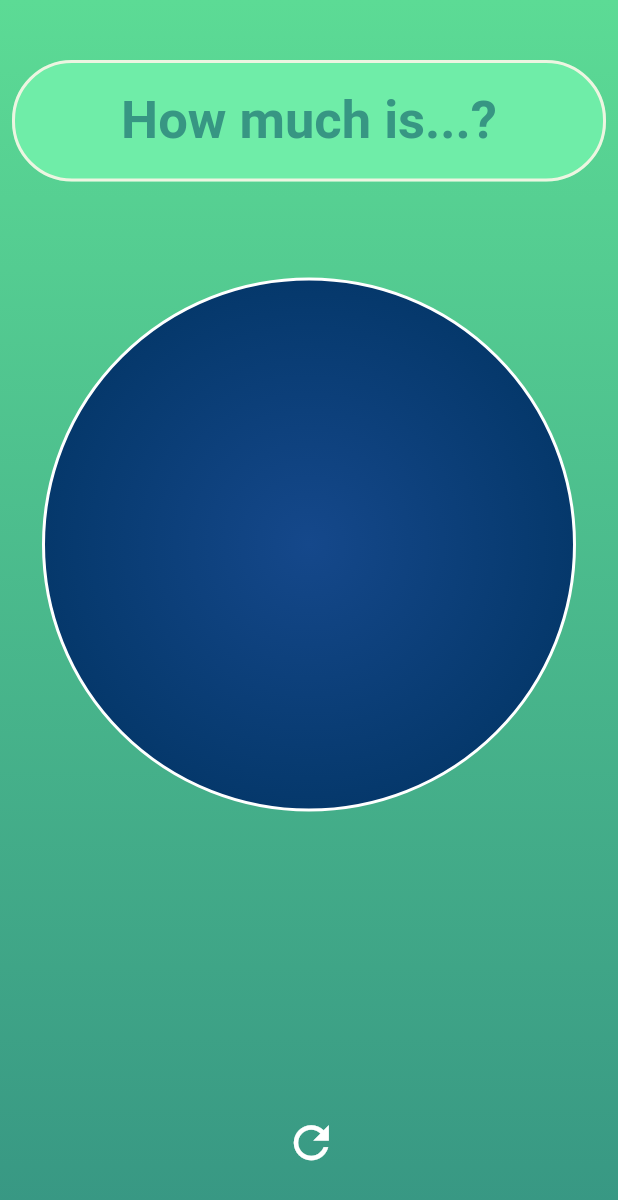
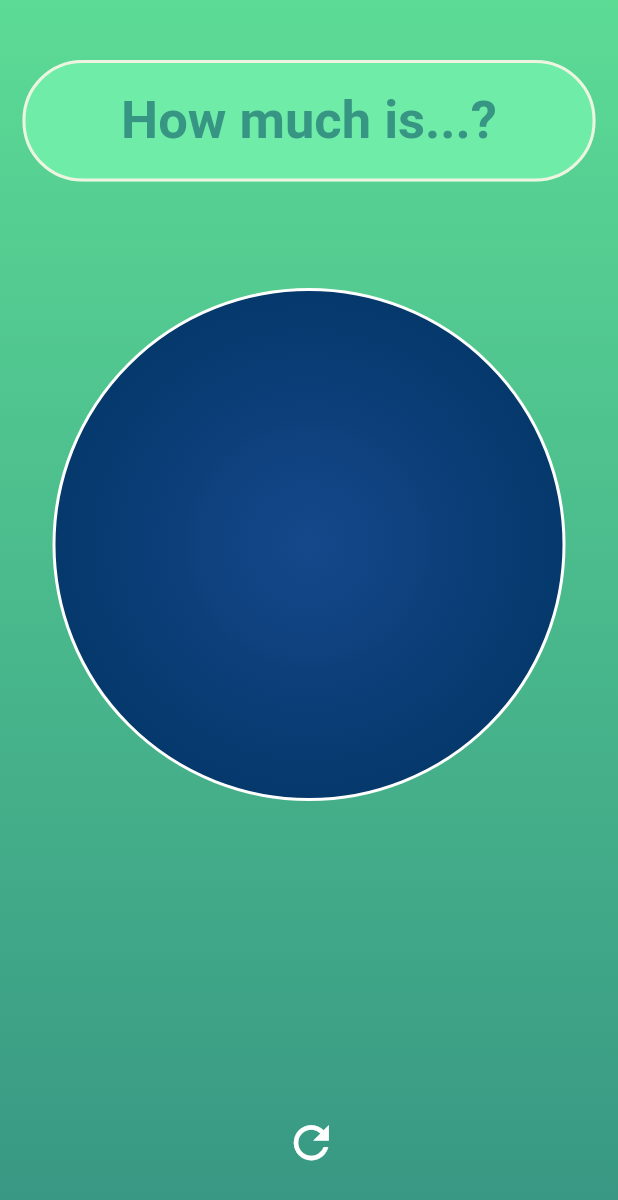
Before and after one commit to g-bulgarit/How-much-is-it, a Flutter app: the screen it shows after launch, on a phone screen of 412 x 824 dp. Shown: the top 1200 px of the screen. Run offline on Flutter 3.47's test engine with Material 2 defaults, Android fonts, the phone set to English and light mode, and no system bars; our stand-ins replace sprintf; Roboto replaces fonts that are missing (Bebas).

Commit message:
changed padding a bit, and made subtext itallic

```diff
--- a/lib/main.dart
+++ b/lib/main.dart
@@ -1,3 +1,5 @@
+import 'dart:ui';
+
 import 'package:flutter/material.dart';
 import 'package:sprintf/sprintf.dart';
 
@@ -53,8 +55,8 @@ class UserTextInput extends State<TextInput>{
           ),
         padding: EdgeInsets.only(top: 40,
                                  bottom: 40,
-                                 right: 8,
-                                 left: 8),
+                                 right: 15,
+                                 left: 15),
         child: new Center(
           child: new Column(
             mainAxisAlignment: MainAxisAlignment.spaceEvenly,
@@ -164,7 +166,8 @@ class UserTextInput extends State<TextInput>{
                     style: TextStyle(
                       color: textColorMain,
                         fontFamily: 'Bebas',
-                        fontWeight: FontWeight.bold,
+                        fontWeight: FontWeight.normal,
+                        fontStyle: FontStyle.italic,
                         fontSize: 30,
                       ),
                     ),
```
